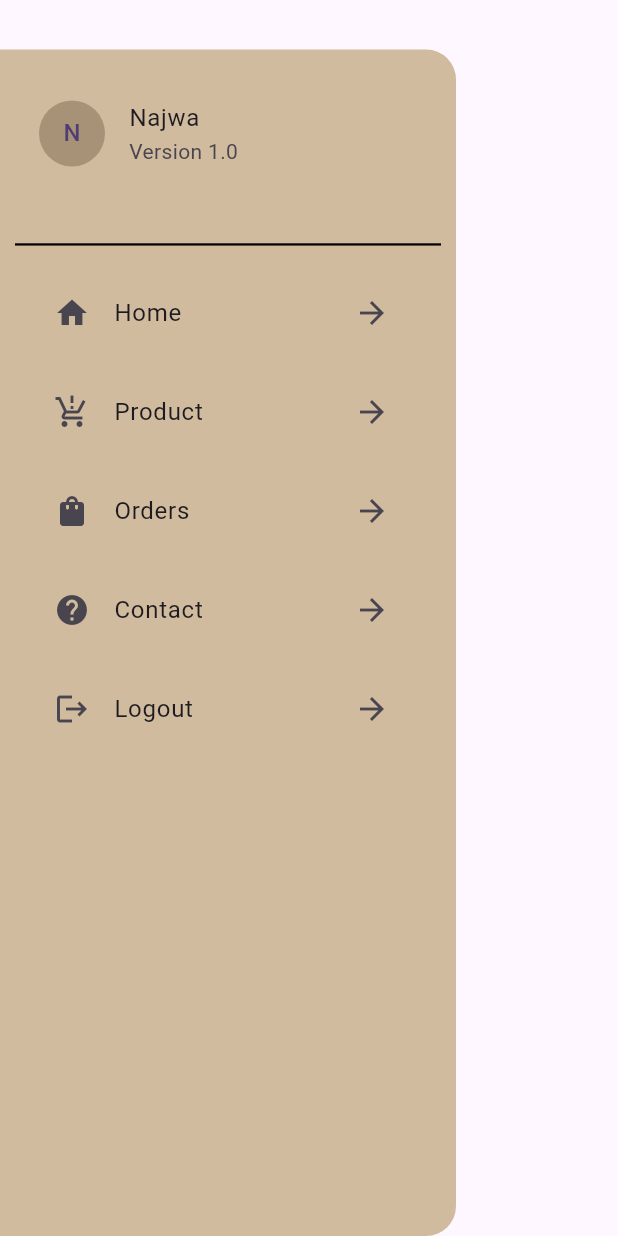
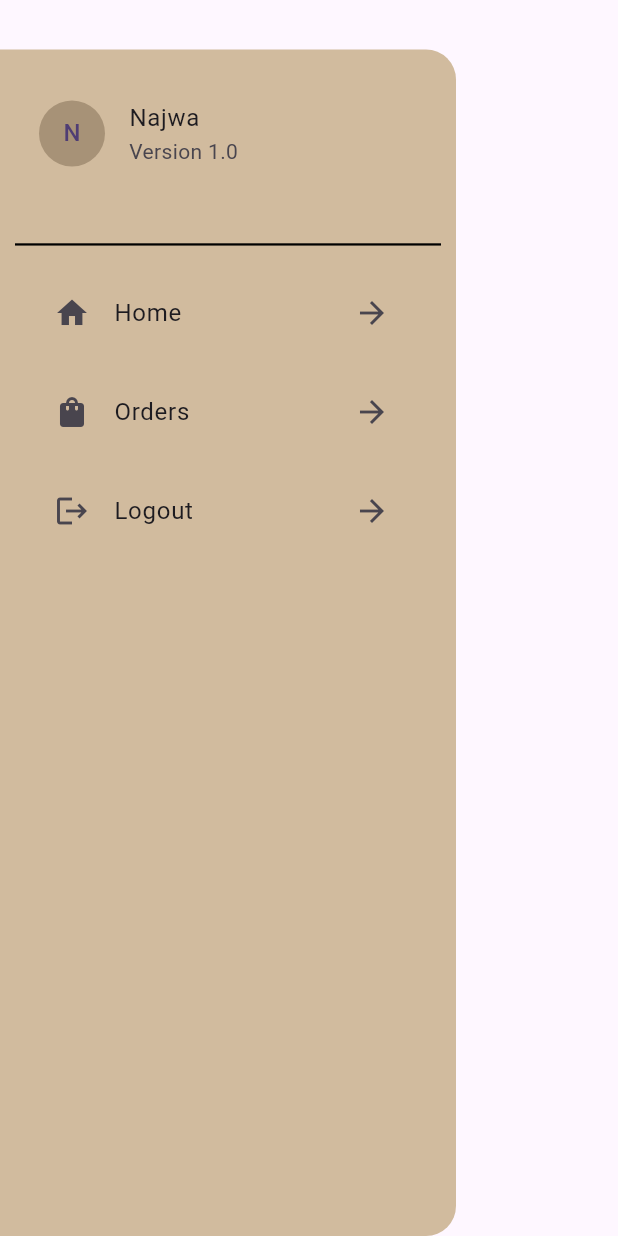
Before and after one commit to NajwaShaharudin/UniLoot, a Flutter app: the DrawerWidget widget shown alone on an empty page, opened directly, on a phone screen of 412 x 824 dp. Run offline on Flutter 3.47's test engine with Material 3 defaults, Android fonts, the phone set to English and light mode, and no system bars; our stand-ins replace cached_network_image, carousel_slider, cloud_firestore, firebase_auth, firebase_core, firebase_messaging and 6 more; missing offline and left inert: image_card; accounts and stored records are empty.

Commit message:
center screen

```diff
--- a/lib/screens/auth_ui/signin_screen.dart
+++ b/lib/screens/auth_ui/signin_screen.dart
@@ -32,6 +32,7 @@ class _SignInScreenState extends State<SignInScreen> {
       builder: (context , isKeyboardVisible) {
         return Scaffold(
           appBar: AppBar(
+            centerTitle: true,
             backgroundColor: AppConstant.appSecondaryColor,
             title: Text("SIGN IN", style: TextStyle(color: AppConstant.appTextColor),
             ),
--- a/lib/screens/auth_ui/signup_screen.dart
+++ b/lib/screens/auth_ui/signup_screen.dart
@@ -28,9 +28,10 @@ class _SignUpScreenState extends State<SignUpScreen> {
       builder: (context , isKeyboardVisible) {
         return Scaffold(
           appBar: AppBar(
+            centerTitle: true,
             backgroundColor: AppConstant.appSecondaryColor,
             title: Text(
-              "SIGN UP",
+              "SIGN UP" ,
               style: TextStyle(color: AppConstant.appTextColor),
             ),
           ),
@@ -45,7 +46,7 @@ class _SignUpScreenState extends State<SignUpScreen> {
                   ),
                   Container(
                       alignment: Alignment.center,
-                      child: Text("Sign up to enjoy our apps!", style: TextStyle(
+                      child: Text("Sign up to explore our apps!", style: TextStyle(
                         color: AppConstant.appSecondaryColor,
                         fontWeight: FontWeight.bold,
                         fontSize: 18.0,
--- a/lib/widgets/drawer_widget.dart
+++ b/lib/widgets/drawer_widget.dart
@@ -57,15 +57,15 @@ class _DrawerWidgetState extends State<DrawerWidget> {
                       trailing: Icon(Icons.arrow_forward),
                     ),
                   ),
-                  Padding(
-                    padding: const EdgeInsets.symmetric(horizontal: 20.0),
-                    child: ListTile(
-                      titleAlignment: ListTileTitleAlignment.center,
-                      title: Text("Product"),
-                      leading: Icon(Icons.production_quantity_limits),
-                      trailing: Icon(Icons.arrow_forward),
-                    ),
-                  ),
+                  // Padding(
+                  //   padding: const EdgeInsets.symmetric(horizontal: 20.0),
+                  //   child: ListTile(
+                  //     titleAlignment: ListTileTitleAlignment.center,
+                  //     title: Text("Product"),
+                  //     leading: Icon(Icons.production_quantity_limits),
+                  //     trailing: Icon(Icons.arrow_forward),
+                  //   ),
+                  // ),
                   Padding(
                     padding: const EdgeInsets.symmetric(horizontal: 20.0),
                     child: ListTile(
@@ -82,15 +82,15 @@ class _DrawerWidgetState extends State<DrawerWidget> {
                       },
                     ),
                   ),
-                  Padding(
-                    padding: const EdgeInsets.symmetric(horizontal: 20.0),
-                    child: ListTile(
-                      titleAlignment: ListTileTitleAlignment.center,
-                      title: Text("Contact"),
-                      leading: Icon(Icons.help),
-                      trailing: Icon(Icons.arrow_forward),
-                    ),
-                  ),
+                  // Padding(
+                  //   padding: const EdgeInsets.symmetric(horizontal: 20.0),
+                  //   child: ListTile(
+                  //     titleAlignment: ListTileTitleAlignment.center,
+                  //     title: Text("Contact"),
+                  //     leading: Icon(Icons.help),
+                  //     trailing: Icon(Icons.arrow_forward),
+                  //   ),
+                  // ),
                   Padding(
                     padding: const EdgeInsets.symmetric(horizontal: 20.0),
                     child: ListTile(
```
Also changed, not shown: lib/screens/user_panel/product_details_screen.dart (+4 -15 lines).
